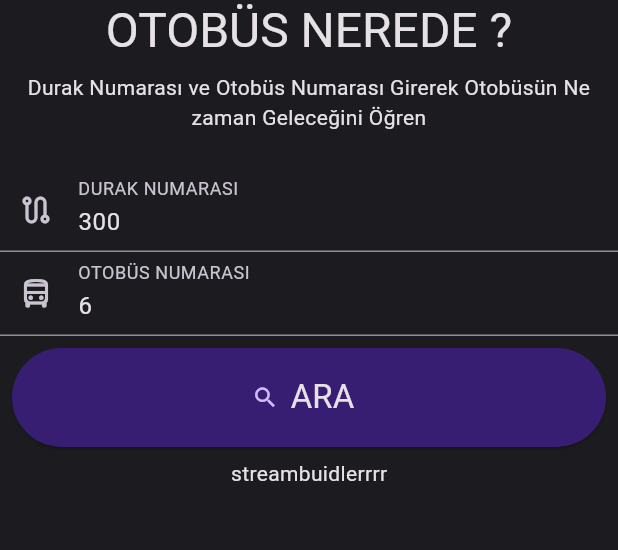
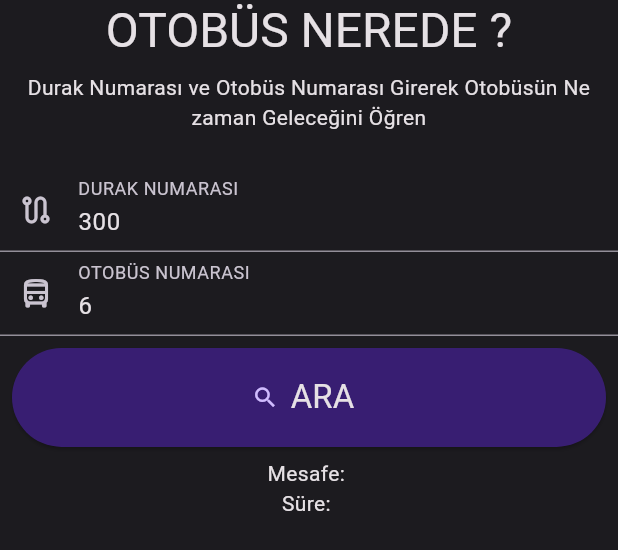
Before and after one commit to ygtsmt/amasya_app, a Flutter app: the DurakNumarasiAraScreen widget shown alone on an empty page, opened directly, on a phone screen of 412 x 824 dp. Shown: the top 550 px of the screen. Run offline on Flutter 3.47's test engine with Material 2 defaults, Android fonts, the phone set to English and light mode, and no system bars; our stand-ins replace auto_route, cached_network_image, camera, cloud_firestore, device_info_plus, dio and 16 more; missing offline and left inert: flutter_adaptive_ui, flutter_cached_pdfview, flutter_polyline_points, google_mlkit_text_recognition; accounts and stored records are empty.

Commit message:
edit ve not

```diff
--- a/lib/app/features/dashboard/features/otobus_nerede/kullanici/durak_numarasi_arama_screen.dart
+++ b/lib/app/features/dashboard/features/otobus_nerede/kullanici/durak_numarasi_arama_screen.dart
@@ -1,9 +1,12 @@
+import 'dart:convert';
+
 import 'package:amasyaapp/app/ui/widgets/apple_progress_indicator.dart';
 import 'package:amasyaapp/app/ui/widgets/search_button.dart';
 import 'package:cloud_firestore/cloud_firestore.dart';
 import 'package:dio/dio.dart';
 import 'package:flutter/material.dart';
 import 'package:form_field_validator/form_field_validator.dart';
+import 'package:http/http.dart' as http;
 
 class DurakNumarasiAraScreen extends StatefulWidget {
   const DurakNumarasiAraScreen({super.key});
@@ -13,6 +16,37 @@ class DurakNumarasiAraScreen extends StatefulWidget {
 }
 
 class _DurakNumarasiAraScreenState extends State<DurakNumarasiAraScreen> {
+  String distanceText = '';
+  String durationText = '';
+
+  Future<dynamic> getDistance(
+    String origin,
+    String destination,
+  ) async {
+    String url =
+        'https://maps.googleapis.com/maps/api/distancematrix/json?destinations=$destination&origins=$origin&key=AIzaSyAWhVmUEq7HXJO38JUiShDafdXwPIbWyfM';
+
+    try {
+      var response = await http.get(Uri.parse(url));
+      if (response.statusCode == 200) {
+        var responseBody = jsonDecode(response.body);
+        var elements = responseBody['rows'][0]['elements'][0];
+        var distance = elements['distance']['text'];
+        var duration = elements['duration']['text'];
+
+        setState(() {
+          distanceText = distance;
+          durationText = duration;
+        });
+      } else {
+        return null;
+      }
+    } catch (e) {
+      print(e);
+      return null;
+    }
+  }
+
   @override
   Widget build(BuildContext context) {
     final TextEditingController durakNumberController = TextEditingController(text: "300");
@@ -31,7 +65,94 @@ class _DurakNumarasiAraScreenState extends State<DurakNumarasiAraScreen> {
 
     return Column(
       children: [
-        Form(
+        StreamBuilder(
+          stream: FirebaseFirestore.instance.collection('guzergahlar').snapshots(),
+          builder: (context, AsyncSnapshot<QuerySnapshot> guzergahSnapshot) {
+            if (!guzergahSnapshot.hasData) {
+              return const Center(child: AppleProgressIndicator());
+            }
+
+            return StreamBuilder(
+              stream: FirebaseFirestore.instance.collection('users').snapshots(),
+              builder: (context, AsyncSnapshot<QuerySnapshot> userSnapshot) {
+                if (!userSnapshot.hasData) {
+                  return const Center(child: AppleProgressIndicator());
+                }
+                return Column(
+                  children: [
+                    Form(
+                      key: formKey,
+                      child: Column(
+                        mainAxisAlignment: MainAxisAlignment.center,
+                        children: <Widget>[
+                          Text(
+                            'OTOBÜS NEREDE ?',
+                            style: Theme.of(context).textTheme.headlineLarge,
+                          ),
+                          const SizedBox(
+                            height: 8,
+                          ),
+                          Text(
+                            'Durak Numarası ve Otobüs Numarası Girerek Otobüsün Ne zaman Geleceğini Öğren',
+                            style: Theme.of(context).textTheme.bodyMedium,
+                            textAlign: TextAlign.center,
+                          ),
+                          const SizedBox(
+                            height: 24,
+                          ),
+                          TextFormField(
+                            controller: durakNumberController,
+                            textInputAction: TextInputAction.next,
+                            keyboardType: TextInputType.number,
+                            autocorrect: false,
+                            decoration: const InputDecoration(
+                              labelText: 'DURAK NUMARASI',
+                              prefixIcon: Icon(
+                                Icons.route_outlined,
+                              ),
+                            ),
+                            validator: MultiValidator(
+                              [
+                                RequiredValidator(errorText: 'error'),
+                              ],
+                            ),
+                          ),
+                          TextFormField(
+                            controller: otobusNumberController,
+                            textInputAction: TextInputAction.done,
+                            keyboardType: TextInputType.number,
+                            autocorrect: false,
+                            decoration: const InputDecoration(
+                              labelText: 'OTOBÜS NUMARASI',
+                              prefixIcon: Icon(
+                                Icons.directions_bus_filled_outlined,
+                              ),
+                            ),
+                            validator: MultiValidator(
+                              [
+                                RequiredValidator(errorText: 'error'),
+                              ],
+                            ),
+                          ),
+                          SearchButton(
+                              onPressed: () {
+                                getDistance( "${guzergahSnapshot.data!.docs.singleWhere((element) => element.id == "numara6")['latitudeTarget']}, ${guzergahSnapshot.data!.docs.singleWhere((element) => element.id == "numara6")['longitudeTarget']}",
+                                    "${guzergahSnapshot.data!.docs.singleWhere((element) => element.id == "numara6")['latitudeStart']}, ${guzergahSnapshot.data!.docs.singleWhere((element) => element.id == "numara6")['longitudeStart']}");
+                              },
+                              title: "ARA",
+                              icon: Icons.search_outlined),
+                        ],
+                      ),
+                    ),
+                    Text('Mesafe: $distanceText'),
+                    Text('Süre: $durationText'),
+                  ],
+                );
+              },
+            );
+          },
+        ),
+        /* Form(
           key: formKey,
           child: Column(
             mainAxisAlignment: MainAxisAlignment.center,
@@ -87,31 +208,14 @@ class _DurakNumarasiAraScreenState extends State<DurakNumarasiAraScreen> {
               ),
               SearchButton(
                   onPressed: () {
-                    getDistanceMatrix("40.618244, 35.815631", "40.651208, 35.832546");
+                    getDistance('41.618244,35.815631', '31.651208,35.832546');
                   },
                   title: "ARA",
                   icon: Icons.search_outlined),
-              StreamBuilder(
-                stream: FirebaseFirestore.instance.collection('guzergahlar').snapshots(),
-                builder: (context, AsyncSnapshot<QuerySnapshot> guzergahSnapshot) {
-                  if (!guzergahSnapshot.hasData) {
-                    return const Center(child: AppleProgressIndicator());
-                  }
 
-                  return StreamBuilder(
-                    stream: FirebaseFirestore.instance.collection('users').snapshots(),
-                    builder: (context, AsyncSnapshot<QuerySnapshot> userSnapshot) {
-                      if (!userSnapshot.hasData) {
-                        return const Center(child: AppleProgressIndicator());
-                      }
-                      return const Text("streambuidlerrrr");
-                    },
-                  );
-                },
-              )
             ],
           ),
-        ),
+        ), */
       ],
     );
   }
```
Also changed, not shown: 1 other file.
